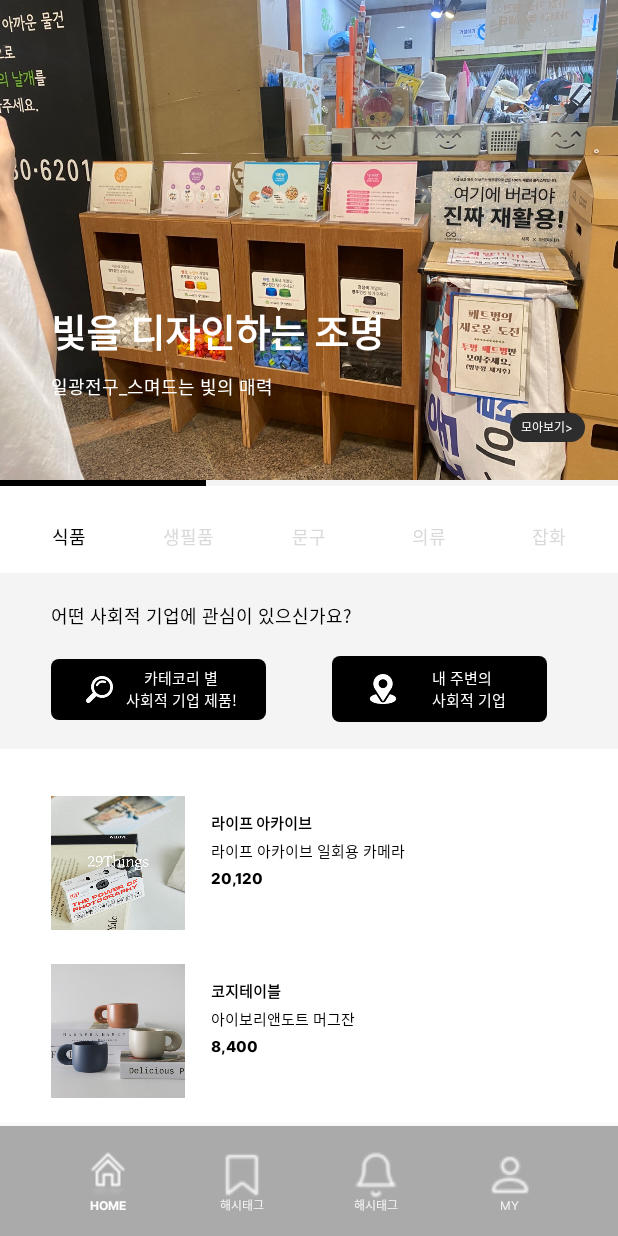
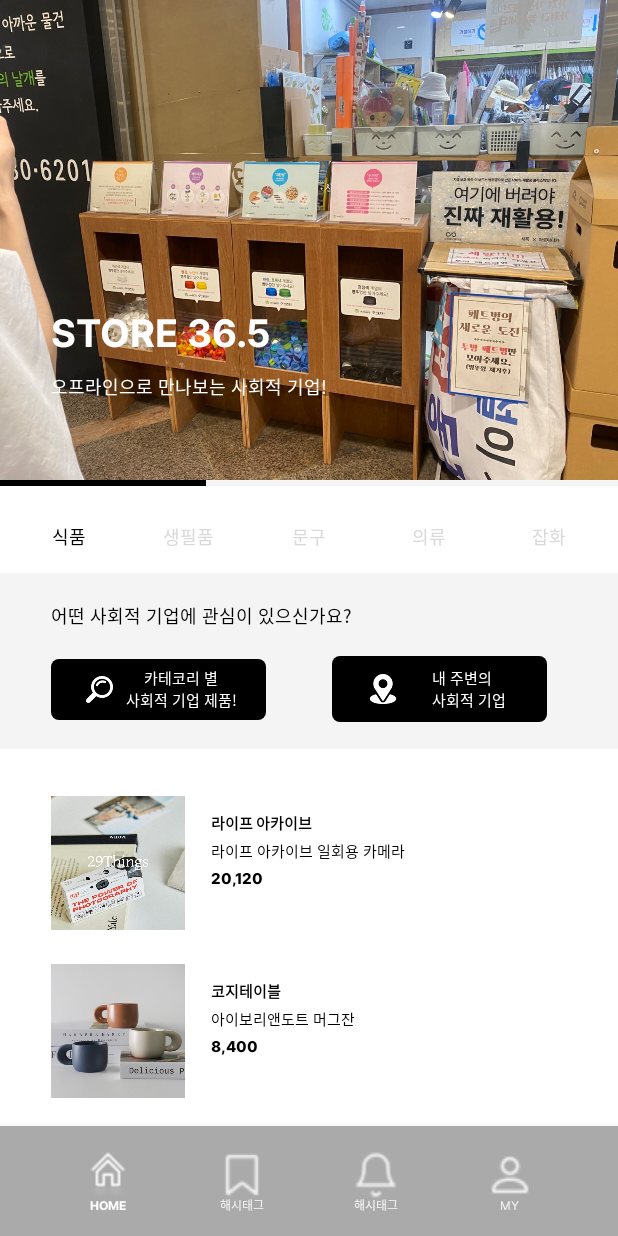
Before and after one commit to DongjieuN/bahrombridges0529, an Android app: the HomeFragment screen opened directly, with no data from a screen before it, on a phone screen of 412 x 824 dp. Run offline under Robolectric (Android 15) with nearby library versions, the phone set to English and light mode, and no system bars.

Commit message:
배너 문구 변경

```diff
--- a/app/src/main/java/com/example/o_ttae/ui/home/HomeFragment.kt
+++ b/app/src/main/java/com/example/o_ttae/ui/home/HomeFragment.kt
@@ -79,22 +79,22 @@ class HomeFragment : Fragment() {
         homeBannerAdapter.addFragment(
             HomeBannerFragment(
                 R.drawable.home_banner_img1,
-                "빛을 디자인하는 조명",
-                "일광전구_스며드는 빛의 매력"
+                "STORE 36.5",
+                "오프라인으로 만나보는 사회적 기업!"
             )
         )
         homeBannerAdapter.addFragment(
             HomeBannerFragment(
                 R.drawable.home_banner_img2,
-                "애주가를 위한 인생술",
-                "과실주_특별한 순간을 빛내는 맛"
+                "아름다운 가게",
+                "물건의 재사용과 순환을 통해 변화에 기여!"
             )
         )
         homeBannerAdapter.addFragment(
             HomeBannerFragment(
                 R.drawable.home_banner_img3,
-                "향기로 완성하는 무드",
-                "금목서 향수_달빛을 닮은 달콤한 꽃향기"
+                "아름다운 가게 ",
+                "사회의 생태적, 친환경적 변화에 기여!"
             )
         )
 
--- a/app/src/main/res/layout/fragment_home_banner.xml
+++ b/app/src/main/res/layout/fragment_home_banner.xml
@@ -41,18 +41,6 @@
         app:layout_constraintBottom_toBottomOf="@+id/home_banner_image_iv"
         app:layout_constraintStart_toStartOf="parent" />
 
-    <androidx.appcompat.widget.AppCompatButton
-        android:id="@+id/home_banner_btn"
-        android:layout_width="50dp"
-        android:layout_height="19dp"
-        android:textSize="8sp"
-        android:layout_marginEnd="22dp"
-        android:layout_marginBottom="25dp"
-        android:padding="0dp"
-        android:background="@drawable/home_banner_btn_shape"
-        android:textColor="@color/white"
-        android:text="모아보기>"
-        app:layout_constraintBottom_toBottomOf="parent"
-        app:layout_constraintEnd_toEndOf="parent" />
+
 
 </androidx.constraintlayout.widget.ConstraintLayout>
```
